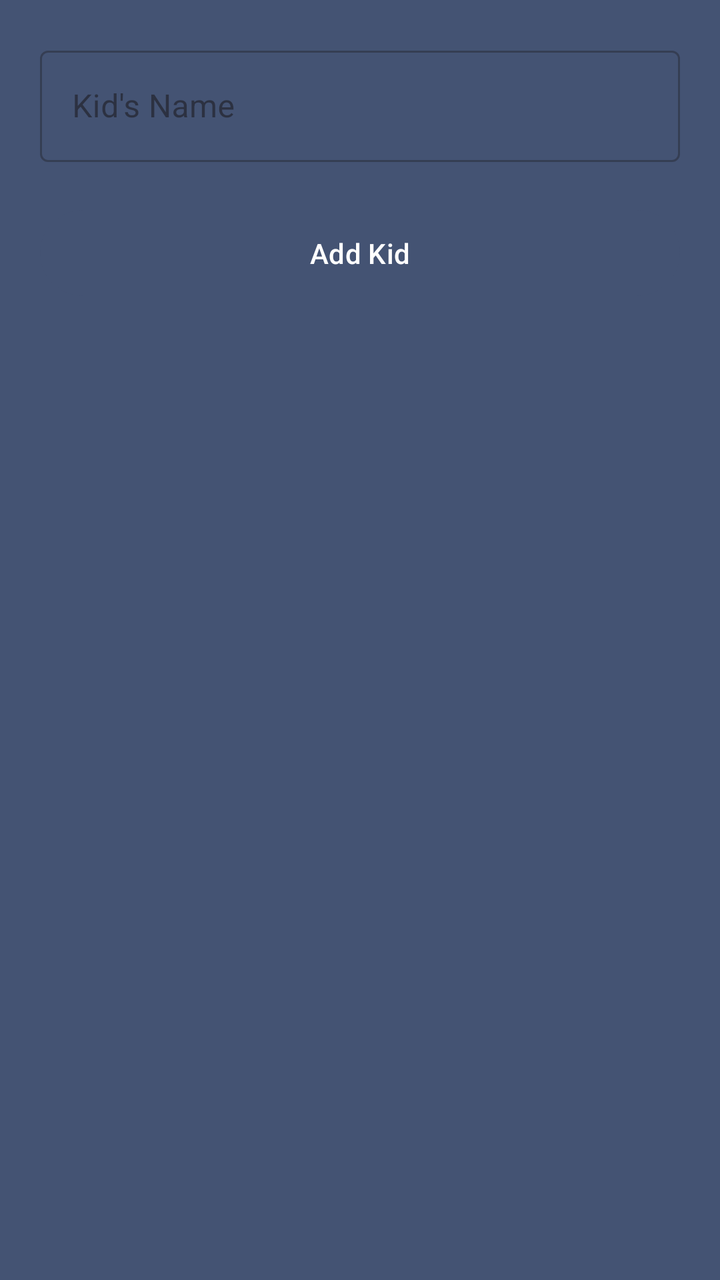
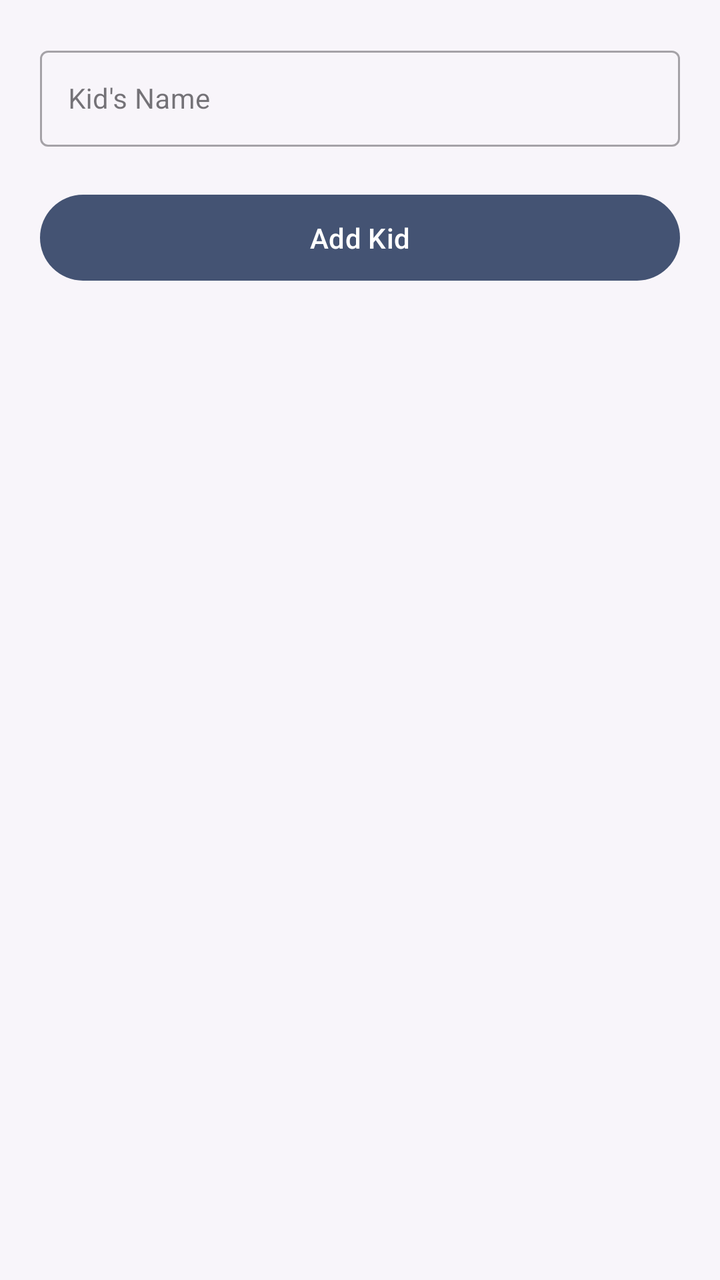

Two renders of the same Android screen: before a commit and after it. Below are the layout's source before the change and the commit's diff.
<!-- AndroidManifest.xml: application theme AppTheme -->
<!-- res/layout/fragment_add_kid.xml -->
<?xml version="1.0" encoding="utf-8"?>
<layout xmlns:android="http://schemas.android.com/apk/res/android"
    xmlns:app="http://schemas.android.com/apk/res-auto">

    <androidx.constraintlayout.widget.ConstraintLayout
        android:layout_width="match_parent"
        android:layout_height="match_parent"
        android:fitsSystemWindows="true">

        <TextView
            android:id="@+id/errorTextView"
            android:layout_width="wrap_content"
            android:layout_height="wrap_content"
            android:text=""
            android:textColor="#ff0000"
            android:textSize="18sp"
            android:visibility="gone"
            app:layout_constraintEnd_toEndOf="parent"
            app:layout_constraintStart_toStartOf="parent"
            app:layout_constraintTop_toTopOf="parent"
            android:layout_marginTop="20dp"
            android:layout_marginHorizontal="20dp"
            />

        <com.google.android.material.textfield.TextInputLayout
            android:id="@+id/kidNameLayout"
            style="@style/Widget.MaterialComponents.TextInputLayout.OutlinedBox"
            android:layout_width="match_parent"
            android:layout_height="wrap_content"
            android:hint="Kid's Name"
            app:layout_constraintEnd_toEndOf="parent"
            app:layout_constraintStart_toStartOf="parent"
            app:layout_constraintTop_toBottomOf="@id/errorTextView"
            android:layout_marginTop="20dp"
            android:layout_marginHorizontal="20dp"
            >

            <com.google.android.material.textfield.TextInputEditText
                android:id="@+id/kidNameEditText"
                android:layout_width="match_parent"
                android:layout_height="wrap_content"
                android:inputType="textCapWords" />
        </com.google.android.material.textfield.TextInputLayout>

        <com.google.android.material.button.MaterialButton
            android:id="@+id/addKidButton"
            android:layout_width="match_parent"
            android:layout_height="wrap_content"
            android:padding="12dp"
            android:text="Add Kid"
            app:layout_constraintEnd_toEndOf="parent"
            app:layout_constraintStart_toStartOf="parent"
            app:layout_constraintTop_toBottomOf="@+id/kidNameLayout"
            android:layout_marginTop="20dp"
            android:layout_marginHorizontal="20dp"
            />

        
        <include
            android:id="@+id/loadingViewInclude"
            layout="@layout/view_loading"
            android:layout_height="match_parent"
            android:layout_width="match_parent"
            app:layout_constraintBottom_toBottomOf="parent"
            app:layout_constraintEnd_toEndOf="parent"
            app:layout_constraintStart_toStartOf="parent"
            app:layout_constraintTop_toTopOf="parent"/>

    </androidx.constraintlayout.widget.ConstraintLayout>
</layout>
<!-- res/layout/view_loading.xml (included above) -->
<?xml version="1.0" encoding="utf-8"?>
<androidx.constraintlayout.widget.ConstraintLayout xmlns:android="http://schemas.android.com/apk/res/android"
    android:layout_width="match_parent"
    android:layout_height="match_parent">
    <LinearLayout
        android:id="@+id/loading_view"
        android:layout_width="match_parent"
        android:layout_height="match_parent"
        android:gravity="center"
        android:orientation="vertical"
        android:visibility="gone"
        android:background="#ccffffff"
        >

        <ProgressBar
            android:layout_width="wrap_content"
            android:layout_height="wrap_content" />
    </LinearLayout>
</androidx.constraintlayout.widget.ConstraintLayout>
<!-- resources referenced by this layout -->
<resources>
  <style name="AppTheme" parent="Theme.Material3.DayNight.NoActionBar">
          <item name="colorPrimary">@color/colorPrimary</item>
          <item name="colorPrimaryDark">@color/colorPrimaryDark</item>
          <item name="colorAccent">@color/colorAccent</item>
          <item name="android:statusBarColor">@color/slateIndigoDark</item>
          <item name="android:navigationBarColor">@android:color/white</item>
          <item name="android:windowBackground">@color/slateIndigo</item>
          <item name="android:windowLightStatusBar">false</item>
          <item name="android:windowDrawsSystemBarBackgrounds">true</item>
      </style>
  <color name="colorPrimary">#445373</color>
  <color name="colorPrimaryDark">#35415A</color>
  <color name="colorAccent">#D81B60</color>
  <color name="slateIndigoDark">#3B4864</color>
  <color name="slateIndigo">#445373</color>
</resources>

<!-- the commit's change to res/layout/fragment_add_kid.xml (unified diff, before → after) -->
@@ -5,20 +5,22 @@
     <androidx.constraintlayout.widget.ConstraintLayout
         android:layout_width="match_parent"
         android:layout_height="match_parent"
+        android:background="@color/clinicScreenBackground"
         android:fitsSystemWindows="true">
 
         <TextView
             android:id="@+id/errorTextView"
-            android:layout_width="wrap_content"
+            android:layout_width="0dp"
             android:layout_height="wrap_content"
             android:text=""
             android:textColor="#ff0000"
-            android:textSize="18sp"
+            android:textSize="14sp"
+            android:fontFamily="sans-serif-medium"
             android:visibility="gone"
             app:layout_constraintEnd_toEndOf="parent"
             app:layout_constraintStart_toStartOf="parent"
             app:layout_constraintTop_toTopOf="parent"
-            android:layout_marginTop="20dp"
+            android:layout_marginTop="16dp"
             android:layout_marginHorizontal="20dp"
             />
 
@@ -31,12 +33,14 @@
             app:layout_constraintEnd_toEndOf="parent"
             app:layout_constraintStart_toStartOf="parent"
             app:layout_constraintTop_toBottomOf="@id/errorTextView"
-            android:layout_marginTop="20dp"
+            android:layout_marginTop="16dp"
+            app:layout_goneMarginTop="20dp"
             android:layout_marginHorizontal="20dp"
             >
 
             <com.google.android.material.textfield.TextInputEditText
                 android:id="@+id/kidNameEditText"
+                style="@style/LibraryFormFieldContent"
                 android:layout_width="match_parent"
                 android:layout_height="wrap_content"
                 android:inputType="textCapWords" />
<!-- resource entries referenced after the edit -->
@@ -1,5 +1,15 @@
 <!-- resources referenced by this layout -->
 <resources>
+  <color name="clinicScreenBackground">#F8F5FA</color>
+  <style name="LibraryFormFieldContent" parent="">
+          <item name="android:minHeight">48dp</item>
+          <item name="android:textSize">14sp</item>
+          <item name="android:paddingStart">14dp</item>
+          <item name="android:paddingEnd">14dp</item>
+          <item name="android:paddingTop">10dp</item>
+          <item name="android:paddingBottom">10dp</item>
+          <item name="android:gravity">center_vertical</item>
+      </style>
   <style name="AppTheme" parent="Theme.Material3.DayNight.NoActionBar">
           <item name="colorPrimary">@color/colorPrimary</item>
           <item name="colorPrimaryDark">@color/colorPrimaryDark</item>
